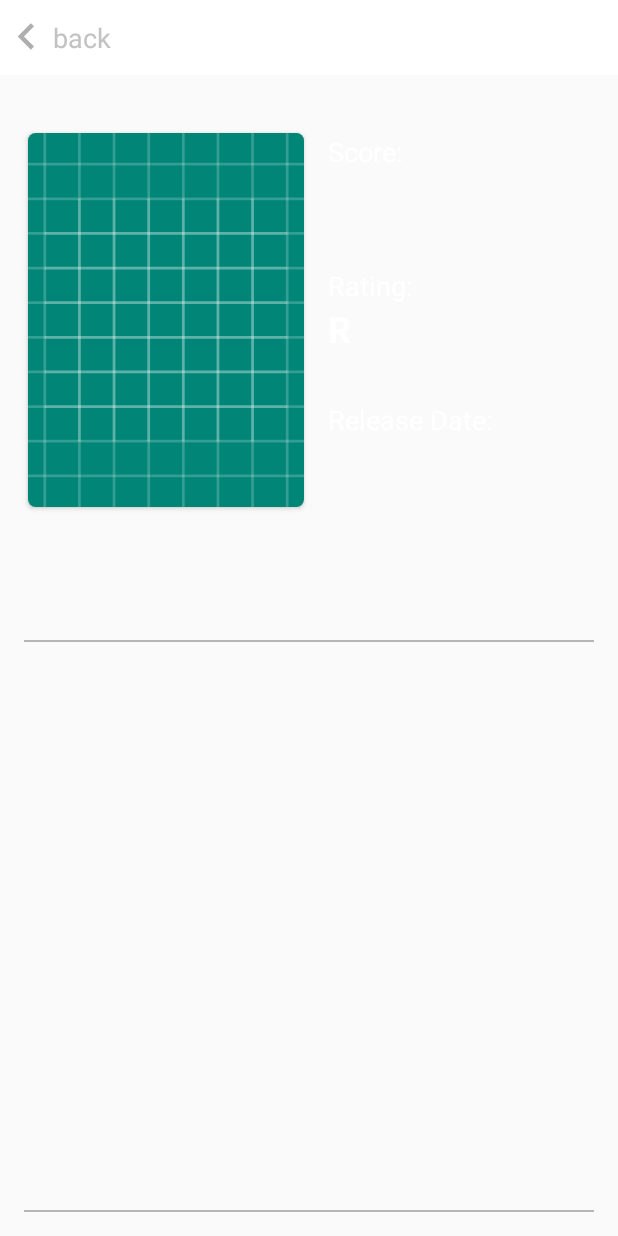
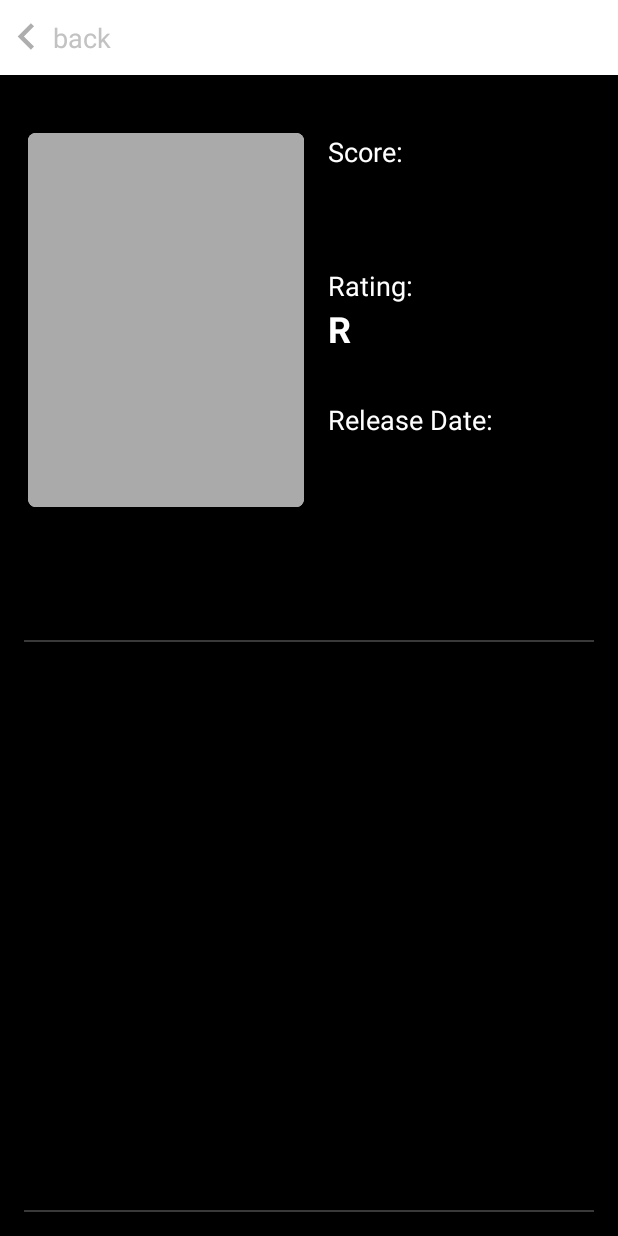
Before and after one commit to NickIvantsov/Movie-Grid, an Android app: the DentalFilmActivity screen opened directly, with no data from a screen before it, on a phone screen of 412 x 824 dp. Run offline under Robolectric (Android 15) with nearby library versions, the phone set to English and light mode, and no system bars; our stand-ins replace ButterKnife, Room's generated code; libraries missing offline, so code that uses them is left out: jp.wasabeef.glide; network calls fail; pictures from the network do not load; 4 statements that could not run were skipped.

Commit message:
1. added module for glide transferred glide download to okHttpClient 2. changed the color of bg posters, and the background in the movie details window

```diff
--- a/app/build.gradle
+++ b/app/build.gradle
@@ -79,6 +79,8 @@ android {
             androidTestImplementation "androidx.room:room-testing:$rootProject.roomVersion"
             // optional - Kotlin Extensions and Coroutines support for Room
             implementation "androidx.room:room-ktx:$roomVersion"
+            implementation 'org.jetbrains.kotlinx:kotlinx-coroutines-core:1.3.2'
+            implementation 'org.jetbrains.kotlinx:kotlinx-coroutines-android:1.3.2'
             //implementation "androidx.room:room-coroutines:2.2.0-alpha02"
             // Coroutines
             api "org.jetbrains.kotlinx:kotlinx-coroutines-android:$rootProject.coroutines"
@@ -101,6 +103,8 @@ android {
             implementation 'com.github.bumptech.glide:glide:4.9.0'
             annotationProcessor 'com.github.bumptech.glide:compiler:4.9.0'
             implementation 'jp.wasabeef:glide-transformations:4.0.0'
+            implementation 'com.squareup.okhttp3:okhttp:4.2.1'
+            implementation "com.github.bumptech.glide:okhttp3-integration:4.7.1"
             //endregion
 
             //region cardview
--- a/app/src/main/AndroidManifest.xml
+++ b/app/src/main/AndroidManifest.xml
@@ -10,6 +10,7 @@
         android:allowBackup="false"
         android:icon="@mipmap/ic_launcher"
         android:label="@string/app_name"
+        android:largeHeap="true"
         android:networkSecurityConfig="@xml/network_security_config"
         android:roundIcon="@mipmap/ic_launcher_round"
         android:supportsRtl="true"
--- a/app/src/main/res/layout-land/activity_dental_film.xml
+++ b/app/src/main/res/layout-land/activity_dental_film.xml
@@ -5,6 +5,7 @@
     xmlns:tools="http://schemas.android.com/tools"
     android:layout_width="match_parent"
     android:layout_height="match_parent"
+    android:backgroundTint="@android:color/black"
     tools:context=".ui.DentalFilmActivity">
 
     <ScrollView
@@ -93,6 +94,7 @@
                     android:id="@+id/poster_path"
                     android:layout_width="match_parent"
                     android:layout_height="match_parent"
+                    android:background="@android:color/darker_gray"
                     android:scaleType="centerCrop"
                     card_view:layout_constraintStart_toStartOf="parent"
                     card_view:layout_constraintTop_toBottomOf="@+id/name_film"
--- a/app/src/main/res/layout-land/movie_item.xml
+++ b/app/src/main/res/layout-land/movie_item.xml
@@ -21,6 +21,7 @@
             android:layout_width="match_parent"
             android:layout_height="match_parent"
             android:adjustViewBounds="true"
+            android:background="@color/lite_gray"
             android:scaleType="centerCrop" />
     </androidx.cardview.widget.CardView>
 
--- a/app/src/main/res/layout/activity_dental_film.xml
+++ b/app/src/main/res/layout/activity_dental_film.xml
@@ -6,6 +6,7 @@
     android:id="@+id/main_cont"
     android:layout_width="match_parent"
     android:layout_height="match_parent"
+    android:background="@android:color/black"
     tools:context=".ui.DentalFilmActivity">
 
     <ImageView
@@ -70,10 +71,9 @@
             android:id="@+id/poster_path"
             android:layout_width="match_parent"
             android:layout_height="match_parent"
+            android:background="@android:color/darker_gray"
             android:scaleType="centerCrop"
-            app:layout_constraintStart_toStartOf="parent"
-            app:layout_constraintTop_toBottomOf="@+id/linearLayout"
-            app:srcCompat="@drawable/ic_launcher_background" />
+            app:layout_constraintStart_toStartOf="parent" />
     </androidx.cardview.widget.CardView>
 
     <TextView
--- a/app/src/main/res/layout/movie_item.xml
+++ b/app/src/main/res/layout/movie_item.xml
@@ -21,6 +21,7 @@
             android:layout_width="match_parent"
             android:layout_height="match_parent"
             android:adjustViewBounds="true"
+            android:background="@color/lite_gray"
             android:scaleType="centerCrop" />
     </androidx.cardview.widget.CardView>
 
--- a/app/src/main/res/values/styles.xml
+++ b/app/src/main/res/values/styles.xml
@@ -15,5 +15,6 @@
     </style>
 
     <color name="indigo">#F7F7F7</color>
+    <color name="lite_gray">#E9E8E8</color>
     <color name="indigo2">#2196F3</color>
 </resources>
```
Also changed, not shown: app/src/main/java/com/gmail/movie_grid/adapter/ImageGalleryAdapter.kt (+42 -6 lines), app/src/main/java/com/gmail/movie_grid/ui/DentalFilmActivity.kt (+7 -4 lines), app/src/main/java/com/gmail/movie_grid/ui/MainActivity.kt (+5 -4 lines), app/src/main/java/com/gmail/movie_grid/util/MyAppGlideModule.kt (added, +31 -0 lines).
